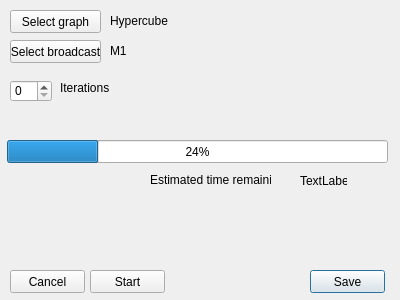
This is NetworkQT/BroadcastTestView.ui in hrachyahakobyan/Network-Simulator-C- as Qt 5 draws it before an edit. The edited form follows.
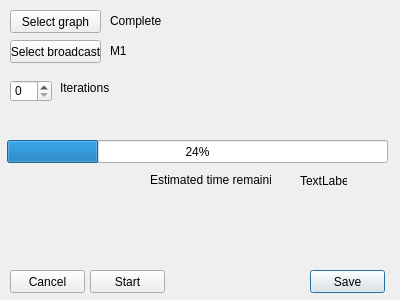
This is the edited form.

Diff of the .ui file:
```diff
--- a/NetworkQT/BroadcastTestView.ui
+++ b/NetworkQT/BroadcastTestView.ui
@@ -145,12 +145,12 @@
     <rect>
      <x>110</x>
      <y>10</y>
-     <width>61</width>
+     <width>101</width>
      <height>21</height>
     </rect>
    </property>
    <property name="text">
-    <string>Hypercube</string>
+    <string>Complete</string>
    </property>
   </widget>
   <widget class="QLabel" name="broadcastLabel">
```
